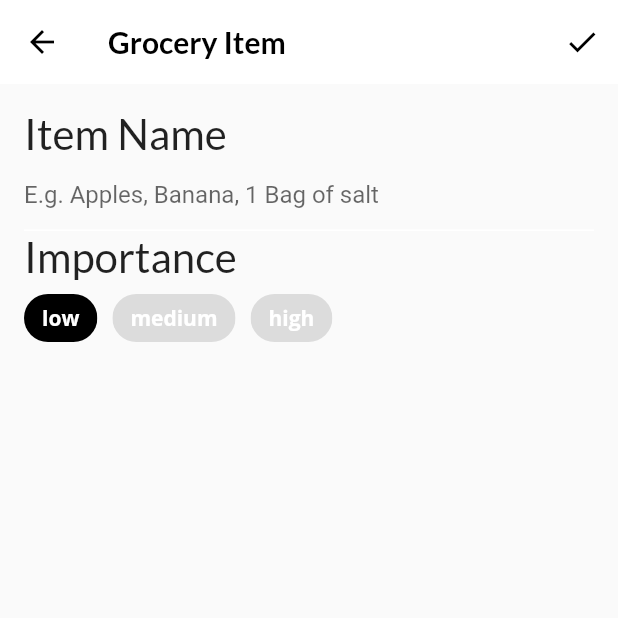
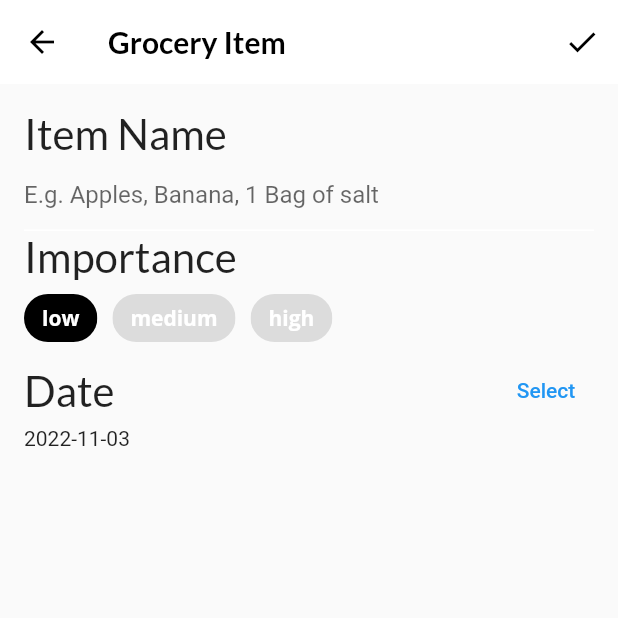
Before and after one commit to NdegwaJulius/Foodlin, a Flutter app: the screen it shows after launch, item 3 of the bottom bar chosen, after a tap on the "add" icon, on a phone screen of 412 x 824 dp, the top half of it. Run offline on Flutter 3.47's test engine with Material 2 defaults, Android fonts, the phone set to English and light mode, and no system bars; our stand-ins replace google_fonts.

Commit message:
Building the date widget

```diff
--- a/lib/screens/grocery_item_screen.dart
+++ b/lib/screens/grocery_item_screen.dart
@@ -1,5 +1,6 @@
 import 'package:flutter/material.dart';
 import 'package:google_fonts/google_fonts.dart';
+import 'package:intl/intl.dart';
 
 import '../components/components.dart';
 
@@ -98,6 +99,7 @@ class GroceryItemScreenState extends State<GroceryItemScreen> {
             // TODO: Add Importance selection
             buildImportanceField(),
             // TODO: Add date picker
+            buildDateField(context),
             // TODO: Add time picker
             // TODO: Add color picker
             // TODO: Add slider
@@ -215,7 +217,51 @@ class GroceryItemScreenState extends State<GroceryItemScreen> {
       ],
     );
   }
+
 // TODO: ADD buildDateField()
+  Widget buildDateField(BuildContext context) {
+    // 1
+    return Column(
+      crossAxisAlignment: CrossAxisAlignment.start,
+      children: [
+        // 2
+        Row(
+          // 3
+          mainAxisAlignment: MainAxisAlignment.spaceBetween,
+          children: [
+            // 4
+            Text(
+              'Date',
+              style: GoogleFonts.lato(fontSize: 28.0),
+            ),
+            // 5
+            TextButton(
+              child: const Text('Select'),
+              // 6
+              onPressed: () async {
+                final currentDate = DateTime.now();
+                // 7
+                final selectedDate = await showDatePicker(
+                  context: context,
+                  initialDate: currentDate,
+                  firstDate: currentDate,
+                  lastDate: DateTime(currentDate.year + 5),
+                );
+                // 8
+                setState(() {
+                  if (selectedDate != null) {
+                    _dueDate = selectedDate;
+                  }
+                });
+              },
+            ),
+          ],
+        ),
+        // 9
+        Text(DateFormat('yyyy-MM-dd').format(_dueDate)),
+      ],
+    );
+  }
 // TODO: Add buildTimeField()
 // TODO: Add buildColorPicker()
 // TODO: Add buildQuantityField()
```
